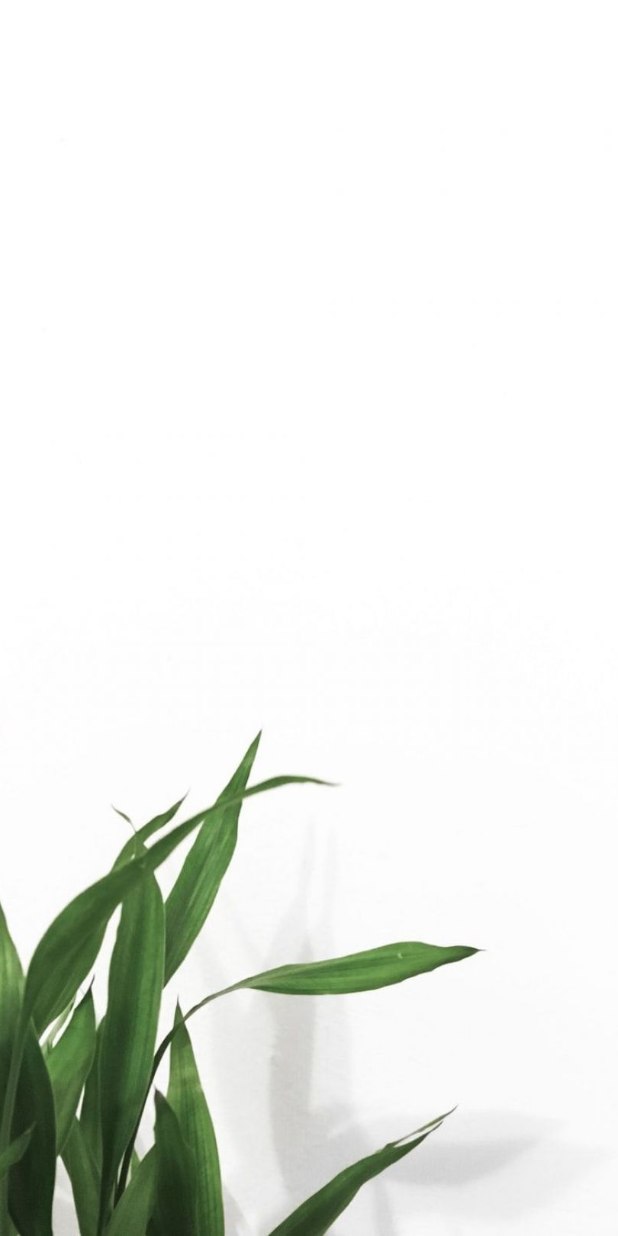
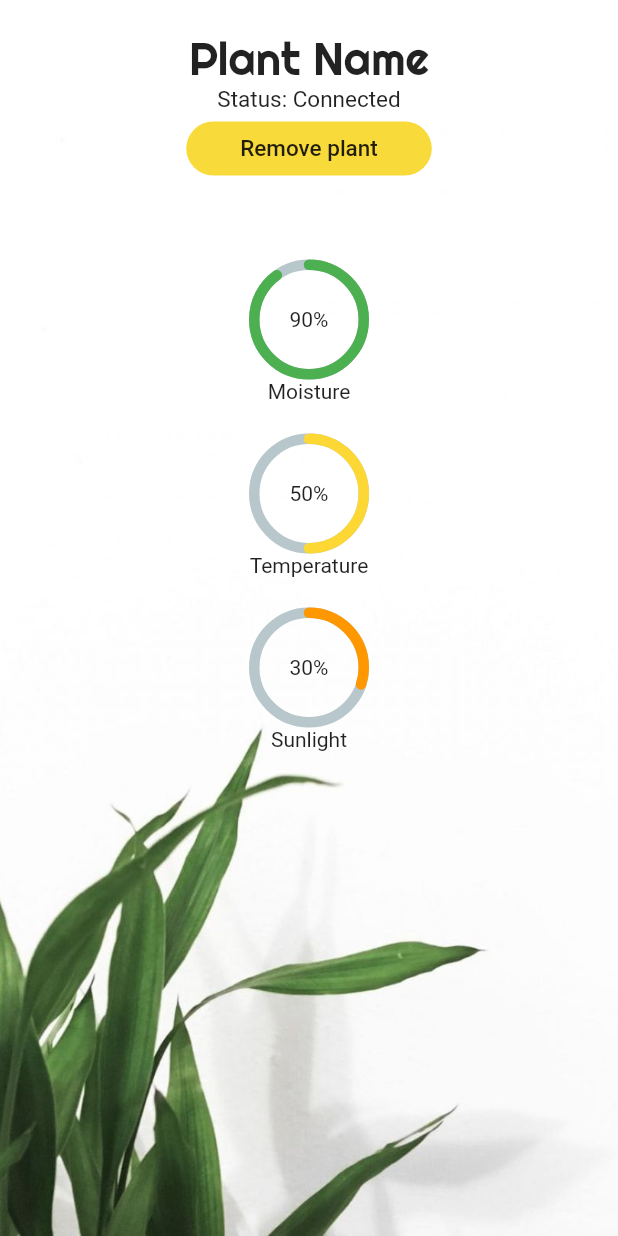
Before and after one commit to VaibhavSingh29/plant-health-monitoring, a Flutter app: the MyHomePage screen opened directly, on a phone screen of 412 x 824 dp. Run offline on Flutter 3.47's test engine with Material 2 defaults, Android fonts, the light colour scheme and no system bars; drawn by our look-alikes of percent_indicator; our stand-ins replace shimmer.

Commit message:
static final

```diff
--- a/planthealth/lib/home.dart
+++ b/planthealth/lib/home.dart
@@ -1,6 +1,7 @@
 import 'package:flutter/material.dart';
 import 'package:percent_indicator/percent_indicator.dart';
 
+import 'main.dart';
 import 'newplant.dart';
 import 'plant.dart';
 
@@ -74,7 +75,7 @@ class _HomeScreenState extends State<HomeScreen> {
                               Navigator.pushReplacement(
                                   context,
                                   MaterialPageRoute(
-                                      builder: (context) => HomeScreen()));
+                                      builder: (context) => MyHomePage()));
                             },
                             child: Text(
                               'Details',
--- a/planthealth/lib/main.dart
+++ b/planthealth/lib/main.dart
@@ -1,4 +1,5 @@
 import 'package:flutter/material.dart';
+import 'package:percent_indicator/circular_percent_indicator.dart';
 import 'package:planthealth/splashscreen.dart';
 
 void main() {
@@ -79,6 +80,75 @@ class _MyHomePageState extends State<MyHomePage> {
             height: double.infinity,
             fit: BoxFit.cover,
           ),
+          Center(
+            child: Column(
+              children: [
+                SizedBox(height: 20),
+                Text('Plant Name',
+                    style: TextStyle(
+                      fontSize: 30,
+                      fontFamily: 'Righteous',
+                    )),
+                Text('Status: Connected',
+                    style: TextStyle(
+                      fontSize: 15,
+                      // fontFamily: 'Righteous',
+                    )),
+                FlatButton(
+                  color: Color(0xffF8DB3B),
+                  splashColor: Colors.black,
+                  shape: RoundedRectangleBorder(
+                      borderRadius: BorderRadius.all(Radius.circular(50))),
+                  onPressed: () {},
+                  child: Padding(
+                    padding: const EdgeInsets.fromLTRB(20, 5, 20, 5),
+                    child: Text(
+                      'Remove plant',
+                      style: TextStyle(color: Colors.black87, fontSize: 15),
+                    ),
+                  ),
+                ),
+                SizedBox(
+                  height: 50,
+                ),
+                CircularPercentIndicator(
+                  animation: true,
+                  animationDuration: 1200,
+                  radius: 80.0,
+                  lineWidth: 7.0,
+                  percent: 0.90,
+                  circularStrokeCap: CircularStrokeCap.round,
+                  center: new Text("90%"),
+                  footer: Text("Moisture"),
+                  progressColor: Colors.green,
+                ),
+                SizedBox(height: 20),
+                CircularPercentIndicator(
+                  animation: true,
+                  animationDuration: 1200,
+                  radius: 80.0,
+                  lineWidth: 7.0,
+                  percent: 0.5,
+                  circularStrokeCap: CircularStrokeCap.round,
+                  center: new Text("50%"),
+                  footer: Text("Temperature"),
+                  progressColor: Colors.yellow[600],
+                ),
+                SizedBox(height: 20),
+                CircularPercentIndicator(
+                  animation: true,
+                  animationDuration: 1200,
+                  radius: 80.0,
+                  lineWidth: 7.0,
+                  percent: 0.3,
+                  circularStrokeCap: CircularStrokeCap.round,
+                  center: new Text("30%"),
+                  footer: Text("Sunlight"),
+                  progressColor: Colors.orange,
+                ),
+              ],
+            ),
+          ),
         ],
       ),
     ));
```
